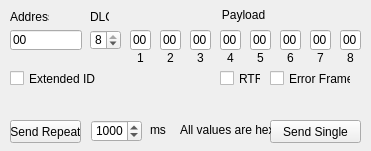
HubertD/cangaroo, file src/window/RawTxWindow/RawTxWindow.ui: the form before one commit.
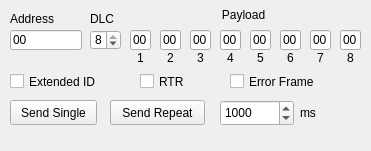
The form after the commit.

Commit message: Minor cleanup of tx window layout.

Diff of the .ui file:
```diff
--- a/src/window/RawTxWindow/RawTxWindow.ui
+++ b/src/window/RawTxWindow/RawTxWindow.ui
@@ -28,10 +28,10 @@
   <widget class="QPushButton" name="singleSendButton">
    <property name="geometry">
     <rect>
-     <x>270</x>
-     <y>120</y>
-     <width>91</width>
-     <height>23</height>
+     <x>10</x>
+     <y>100</y>
+     <width>87</width>
+     <height>25</height>
     </rect>
    </property>
    <property name="text">
@@ -41,10 +41,10 @@
   <widget class="QPushButton" name="repeatSendButton">
    <property name="geometry">
     <rect>
-     <x>10</x>
-     <y>120</y>
-     <width>71</width>
-     <height>23</height>
+     <x>110</x>
+     <y>100</y>
+     <width>95</width>
+     <height>25</height>
     </rect>
    </property>
    <property name="text">
@@ -57,32 +57,16 @@
   <widget class="QLabel" name="label_11">
    <property name="geometry">
     <rect>
-     <x>150</x>
-     <y>120</y>
-     <width>21</width>
-     <height>20</height>
+     <x>300</x>
+     <y>100</y>
+     <width>31</width>
+     <height>26</height>
     </rect>
    </property>
    <property name="text">
     <string>ms</string>
    </property>
   </widget>
-  <widget class="QLabel" name="label_12">
-   <property name="geometry">
-    <rect>
-     <x>180</x>
-     <y>120</y>
-     <width>91</width>
-     <height>20</height>
-    </rect>
-   </property>
-   <property name="text">
-    <string>All values are hex</string>
-   </property>
-   <property name="textFormat">
-    <enum>Qt::PlainText</enum>
-   </property>
-  </widget>
   <widget class="QLineEdit" name="fieldAddress">
    <property name="geometry">
     <rect>
@@ -104,8 +88,8 @@
     <rect>
      <x>10</x>
      <y>10</y>
-     <width>39</width>
-     <height>13</height>
+     <width>55</width>
+     <height>17</height>
     </rect>
    </property>
    <property name="text">
@@ -136,8 +120,8 @@
     <rect>
      <x>90</x>
      <y>10</y>
-     <width>19</width>
-     <height>13</height>
+     <width>28</width>
+     <height>17</height>
     </rect>
    </property>
    <property name="text">
@@ -443,10 +427,10 @@
   <widget class="QSpinBox" name="spinBox_RepeatRate">
    <property name="geometry">
     <rect>
-     <x>91</x>
-     <y>120</y>
-     <width>51</width>
-     <height>22</height>
+     <x>220</x>
+     <y>100</y>
+     <width>74</width>
+     <height>26</height>
     </rect>
    </property>
    <property name="maximum">
@@ -459,10 +443,10 @@
   <widget class="QCheckBox" name="checkBox_IsRTR">
    <property name="geometry">
     <rect>
-     <x>220</x>
+     <x>140</x>
      <y>70</y>
-     <width>41</width>
-     <height>17</height>
+     <width>54</width>
+     <height>23</height>
     </rect>
    </property>
    <property name="text">
@@ -474,8 +458,8 @@
     <rect>
      <x>10</x>
      <y>70</y>
-     <width>91</width>
-     <height>17</height>
+     <width>109</width>
+     <height>23</height>
     </rect>
    </property>
    <property name="text">
@@ -485,10 +469,10 @@
   <widget class="QCheckBox" name="checkBox_IsErrorFrame">
    <property name="geometry">
     <rect>
-     <x>270</x>
+     <x>230</x>
      <y>70</y>
-     <width>81</width>
-     <height>17</height>
+     <width>106</width>
+     <height>23</height>
     </rect>
    </property>
    <property name="text">
```
The commit also changes 1 other file.
